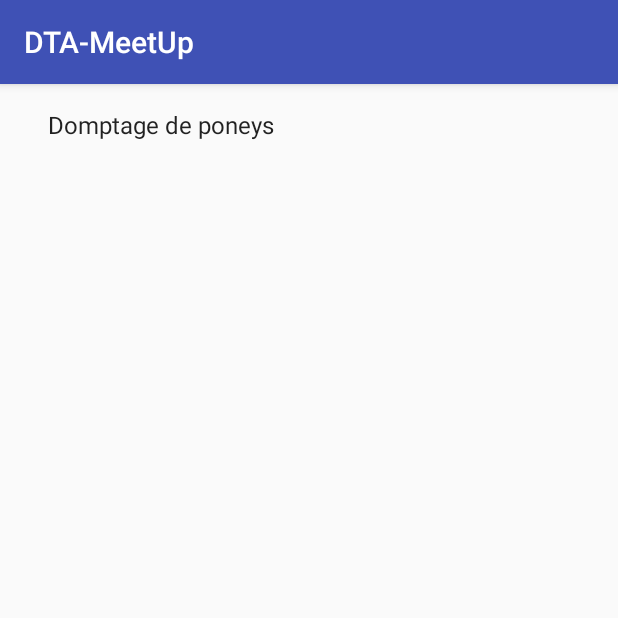
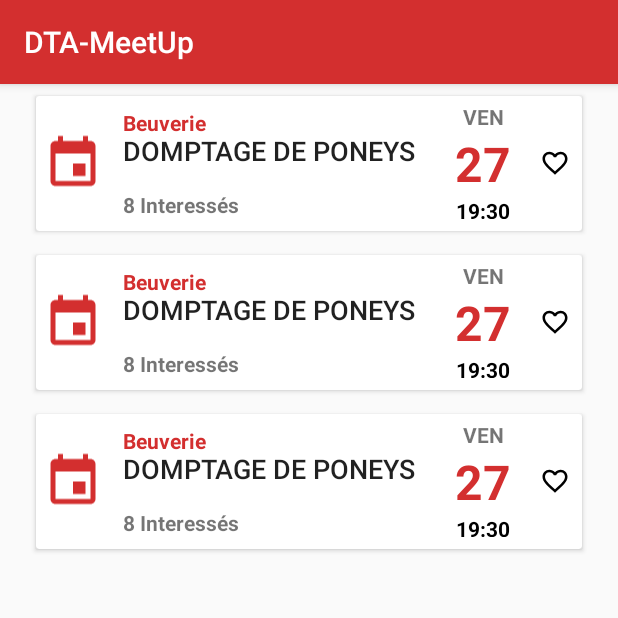
Before and after one commit to DTAMeetUp/App-DTAMeetUp, an Android app: the fragment EventListFragment placed in its activity, on a phone screen of 412 x 824 dp, the top half of it. Run offline under Robolectric (Android 15) with nearby library versions, the phone set to English and light mode, and no system bars.

Commit message:
Fragment event design and integration

```diff
--- a/app/build.gradle
+++ b/app/build.gradle
@@ -10,6 +10,7 @@ android {
         versionCode 1
         versionName "1.0"
         testInstrumentationRunner "android.support.test.runner.AndroidJUnitRunner"
+        vectorDrawables.useSupportLibrary true
     }
     buildTypes {
         release {
--- a/app/src/main/AndroidManifest.xml
+++ b/app/src/main/AndroidManifest.xml
@@ -11,13 +11,15 @@
         android:roundIcon="@mipmap/ic_launcher_round"
         android:supportsRtl="true"
         android:theme="@style/AppTheme">
-        <activity android:name=".MainActivity"></activity>
+        <activity android:name=".MainActivity">
+
+        </activity>
         <activity android:name=".LoginActivity">
-            <intent-filter>
+            <!--<intent-filter>
                 <action android:name="android.intent.action.MAIN" />
 
                 <category android:name="android.intent.category.LAUNCHER" />
-            </intent-filter>
+            </intent-filter>-->
         </activity>
 
         <!-- Activities for Facebook -->
@@ -29,6 +31,7 @@
             android:name="com.facebook.FacebookActivity"
             android:configChanges="keyboard|keyboardHidden|screenLayout|screenSize|orientation"
             android:label="@string/app_name" />
+
         <activity
             android:name="com.facebook.CustomTabActivity"
             android:exported="true">
@@ -41,9 +44,13 @@
                 <data android:scheme="@string/fb_login_protocol_scheme" />
             </intent-filter>
         </activity>
+
         <activity android:name=".EventListActivity">
+            <intent-filter>
+                <action android:name="android.intent.action.MAIN" />
 
-
+                <category android:name="android.intent.category.LAUNCHER" />
+            </intent-filter>
         </activity>
     </application>
 
--- a/app/src/main/java/fr/dta/formtion/dta_meetup/eventlistfragments/EventListRecyclerViewAdapter.java
+++ b/app/src/main/java/fr/dta/formtion/dta_meetup/eventlistfragments/EventListRecyclerViewAdapter.java
@@ -74,7 +74,7 @@ public class EventListRecyclerViewAdapter extends RecyclerView.Adapter<EventList
         public ViewHolder(View view) {
             super(view);
             mView = view;
-            mEventNameView = (TextView) view.findViewById(R.id.eventname);
+            mEventNameView = view.findViewById(R.id.eventLabelTextView);
         }
 
         @Override
--- /dev/null
+++ b/app/src/main/res/drawable/ic_event.xml
@@ -0,0 +1,9 @@
+<vector xmlns:android="http://schemas.android.com/apk/res/android"
+        android:width="24dp"
+        android:height="24dp"
+        android:viewportWidth="24.0"
+        android:viewportHeight="24.0">
+    <path
+        android:fillColor="#FF000000"
+        android:pathData="M17,12h-5v5h5v-5zM16,1v2L8,3L8,1L6,1v2L5,3c-1.11,0 -1.99,0.9 -1.99,2L3,19c0,1.1 0.89,2 2,2h14c1.1,0 2,-0.9 2,-2L21,5c0,-1.1 -0.9,-2 -2,-2h-1L18,1h-2zM19,19L5,19L5,8h14v11z"/>
+</vector>
--- /dev/null
+++ b/app/src/main/res/drawable/ic_favorite_border.xml
@@ -0,0 +1,9 @@
+<vector xmlns:android="http://schemas.android.com/apk/res/android"
+        android:width="24dp"
+        android:height="24dp"
+        android:viewportWidth="24.0"
+        android:viewportHeight="24.0">
+    <path
+        android:fillColor="#FF000000"
+        android:pathData="M16.5,3c-1.74,0 -3.41,0.81 -4.5,2.09C10.91,3.81 9.24,3 7.5,3 4.42,3 2,5.42 2,8.5c0,3.78 3.4,6.86 8.55,11.54L12,21.35l1.45,-1.32C18.6,15.36 22,12.28 22,8.5 22,5.42 19.58,3 16.5,3zM12.1,18.55l-0.1,0.1 -0.1,-0.1C7.14,14.24 4,11.39 4,8.5 4,6.5 5.5,5 7.5,5c1.54,0 3.04,0.99 3.57,2.36h1.87C13.46,5.99 14.96,5 16.5,5c2,0 3.5,1.5 3.5,3.5 0,2.89 -3.14,5.74 -7.9,10.05z"/>
+</vector>
--- /dev/null
+++ b/app/src/main/res/drawable/ic_favorite_filled.xml
@@ -0,0 +1,9 @@
+<vector xmlns:android="http://schemas.android.com/apk/res/android"
+        android:width="24dp"
+        android:height="24dp"
+        android:viewportWidth="24.0"
+        android:viewportHeight="24.0">
+    <path
+        android:fillColor="#FF000000"
+        android:pathData="M12,21.35l-1.45,-1.32C5.4,15.36 2,12.28 2,8.5 2,5.42 4.42,3 7.5,3c1.74,0 3.41,0.81 4.5,2.09C13.09,3.81 14.76,3 16.5,3 19.58,3 22,5.42 22,8.5c0,3.78 -3.4,6.86 -8.55,11.54L12,21.35z"/>
+</vector>
--- a/app/src/main/res/layout/fragment_event.xml
+++ b/app/src/main/res/layout/fragment_event.xml
@@ -1,20 +1,130 @@
 <?xml version="1.0" encoding="utf-8"?>
-<LinearLayout xmlns:android="http://schemas.android.com/apk/res/android"
-    android:layout_width="wrap_content"
+<android.support.v7.widget.CardView xmlns:android="http://schemas.android.com/apk/res/android"
+    xmlns:app="http://schemas.android.com/apk/res-auto"
+    android:layout_width="match_parent"
+    android:layout_height="90dp"
+    android:layout_margin="@dimen/small_margin">
+
+    <LinearLayout
+        android:layout_width="match_parent"
+        android:layout_height="match_parent"
+        android:orientation="horizontal"
+        android:paddingBottom="@dimen/small_margin"
+        android:paddingTop="@dimen/small_margin">
+
+        <LinearLayout
+            android:layout_width="50dp"
+            android:layout_height="match_parent"
+            android:gravity="center"
+            android:orientation="vertical">
+
+            <ImageView
+                android:id="@+id/iconCategoryImageView"
+                android:layout_width="40dp"
                 android:layout_height="wrap_content"
-    android:orientation="horizontal">
+                android:layout_gravity="center"
+                android:layout_weight="1"
+                android:tint="@color/colorPrimary"
+                app:srcCompat="@drawable/ic_event" />
+
+        </LinearLayout>
+
+        <LinearLayout
+            android:layout_width="match_parent"
+            android:layout_height="match_parent"
+            android:layout_marginLeft="@dimen/small_margin"
+            android:layout_weight="1"
+            android:orientation="vertical">
 
             <TextView
-        android:id="@+id/eventname"
-        android:layout_width="wrap_content"
+                android:id="@+id/categoryTextView"
+                android:layout_width="match_parent"
                 android:layout_height="wrap_content"
-        android:layout_margin="@dimen/text_margin"
-        android:textAppearance="?attr/textAppearanceListItem" />
+                android:layout_weight="1"
+                android:maxLines="1"
+                android:text="Beuverie"
+                android:textAppearance="@style/TextAppearance.AppCompat.Caption"
+                android:textColor="@color/colorPrimary"
+                android:textSize="14sp"
+                android:textStyle="bold" />
 
             <TextView
-        android:id="@+id/content"
+                android:id="@+id/eventLabelTextView"
+                android:layout_width="match_parent"
+                android:layout_height="wrap_content"
+                android:layout_weight="1"
+                android:lineSpacingMultiplier="0.8"
+                android:maxLines="2"
+                android:minLines="2"
+                android:text="Un evenement super badass et fabuleux et génial et magnifique"
+                android:textAllCaps="true"
+                android:textAppearance="@style/TextAppearance.AppCompat.Title"
+                android:textSize="18sp" />
+
+            <TextView
+                android:id="@+id/interestedNumberTextView"
+                android:layout_width="match_parent"
+                android:layout_height="wrap_content"
+                android:text="8 Interessés"
+                android:textAlignment="viewStart"
+                android:textStyle="bold" />
+        </LinearLayout>
+
+        <LinearLayout
+            android:layout_width="60dp"
+            android:layout_height="match_parent"
+            android:orientation="vertical">
+
+            <TextView
+                android:id="@+id/WeekDayTextView"
+                android:layout_width="match_parent"
+                android:layout_height="wrap_content"
+                android:layout_weight="1"
+                android:gravity="bottom"
+                android:maxLines="1"
+                android:text="Ven"
+                android:textAlignment="center"
+                android:textAllCaps="true"
+                android:textStyle="bold" />
+
+            <TextView
+                android:id="@+id/dayMonthTextView"
+                android:layout_width="match_parent"
+                android:layout_height="wrap_content"
+                android:gravity="center"
+                android:maxLines="1"
+                android:text="27"
+                android:textAlignment="center"
+                android:textColor="@color/colorPrimary"
+                android:textSize="32sp"
+                android:textStyle="bold" />
+
+            <TextView
+                android:id="@+id/timeTextView"
+                android:layout_width="match_parent"
+                android:layout_height="wrap_content"
+                android:layout_weight="1"
+                android:gravity="top"
+                android:maxLines="1"
+                android:text="19:30"
+                android:textAlignment="center"
+                android:textColor="@android:color/black"
+                android:textStyle="bold" />
+        </LinearLayout>
+
+        <FrameLayout
             android:layout_width="wrap_content"
-        android:layout_height="wrap_content"
-        android:layout_margin="@dimen/text_margin"
-        android:textAppearance="?attr/textAppearanceListItem" />
+            android:layout_height="match_parent">
+
+            <ImageView
+                android:id="@+id/interestedToggleImageView"
+                android:layout_width="20dp"
+                android:layout_height="20dp"
+                android:layout_gravity="center"
+                android:layout_margin="@dimen/small_margin"
+                app:srcCompat="@drawable/ic_favorite_border" />
+        </FrameLayout>
+
     </LinearLayout>
+
+</android.support.v7.widget.CardView>
--- a/app/src/main/res/values/colors.xml
+++ b/app/src/main/res/values/colors.xml
@@ -1,6 +1,8 @@
 <?xml version="1.0" encoding="utf-8"?>
 <resources>
-    <color name="colorPrimary">#3F51B5</color>
-    <color name="colorPrimaryDark">#303F9F</color>
+    <color name="colorPrimary">#d32f2f</color>
+    <color name="colorPrimaryDark">#9a0007</color>
+    <color name="colorPrimaryLight">#ff6659</color>
+    <color name="primaryTextColor">#ffffff</color>
     <color name="colorAccent">#FF4081</color>
 </resources>
--- a/app/src/main/res/values/dimens.xml
+++ b/app/src/main/res/values/dimens.xml
@@ -1,4 +1,6 @@
 <?xml version="1.0" encoding="utf-8"?>
 <resources>
     <dimen name="text_margin">16dp</dimen>
+    <dimen name="default_margin">16dp</dimen>
+    <dimen name="small_margin">8dp</dimen>
 </resources>
```
Lines whose indentation alone changed are shown as unchanged.
